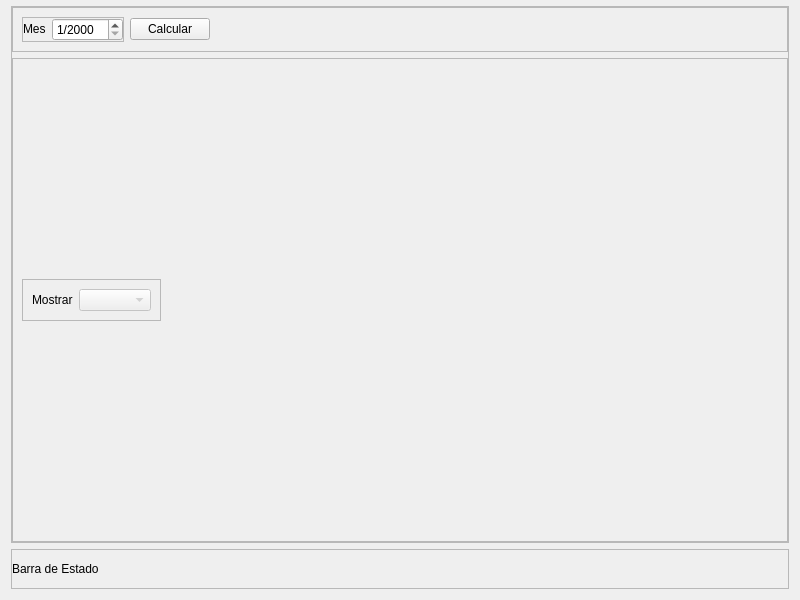
R0land013/blue-pos, file view/ui/month_statistics.ui: the form before one commit.
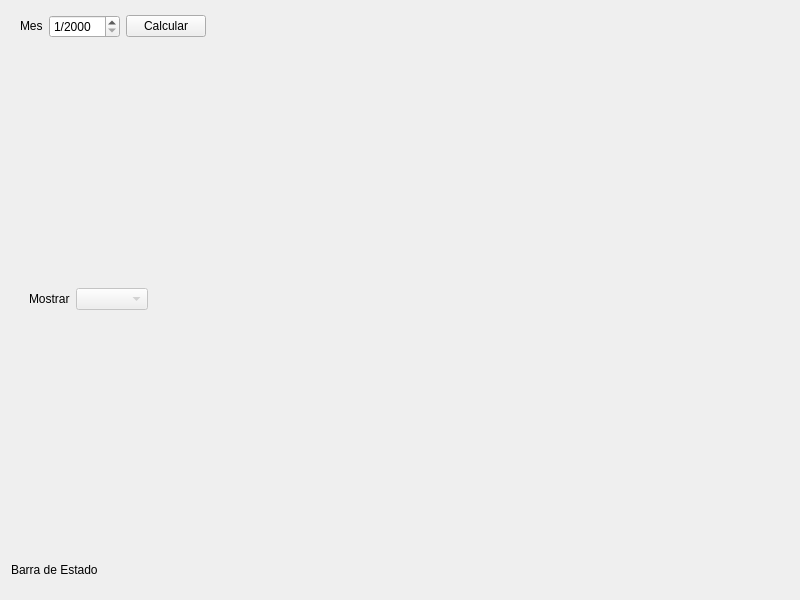
The form after the commit.

Commit message:
Style: Se eliminaron los bordes de los frames de la app
	Los bordes se mostraban en Gnome, pero en windows no se mostraban.

```diff
--- a/view/ui/month_statistics.ui
+++ b/view/ui/month_statistics.ui
@@ -36,7 +36,7 @@
    <item>
     <widget class="QFrame" name="main_content_frame">
      <property name="frameShape">
-      <enum>QFrame::StyledPanel</enum>
+      <enum>QFrame::NoFrame</enum>
      </property>
      <property name="frameShadow">
       <enum>QFrame::Raised</enum>
@@ -63,7 +63,7 @@
          </sizepolicy>
         </property>
         <property name="frameShape">
-         <enum>QFrame::StyledPanel</enum>
+         <enum>QFrame::NoFrame</enum>
         </property>
         <property name="frameShadow">
          <enum>QFrame::Raised</enum>
@@ -78,7 +78,7 @@
             </sizepolicy>
            </property>
            <property name="frameShape">
-            <enum>QFrame::StyledPanel</enum>
+            <enum>QFrame::NoFrame</enum>
            </property>
            <property name="frameShadow">
             <enum>QFrame::Raised</enum>
@@ -163,7 +163,7 @@
       <item>
        <widget class="QFrame" name="graph_frame">
         <property name="frameShape">
-         <enum>QFrame::StyledPanel</enum>
+         <enum>QFrame::NoFrame</enum>
         </property>
         <property name="frameShadow">
          <enum>QFrame::Raised</enum>
@@ -178,7 +178,7 @@
             </sizepolicy>
            </property>
            <property name="frameShape">
-            <enum>QFrame::StyledPanel</enum>
+            <enum>QFrame::NoFrame</enum>
            </property>
            <property name="frameShadow">
             <enum>QFrame::Raised</enum>
@@ -231,7 +231,7 @@
       </sizepolicy>
      </property>
      <property name="frameShape">
-      <enum>QFrame::StyledPanel</enum>
+      <enum>QFrame::NoFrame</enum>
      </property>
      <property name="frameShadow">
       <enum>QFrame::Raised</enum>
```
Left out of the diff: 2 changed lines with no effect on the pictures. The commit also changes 20 other files.
